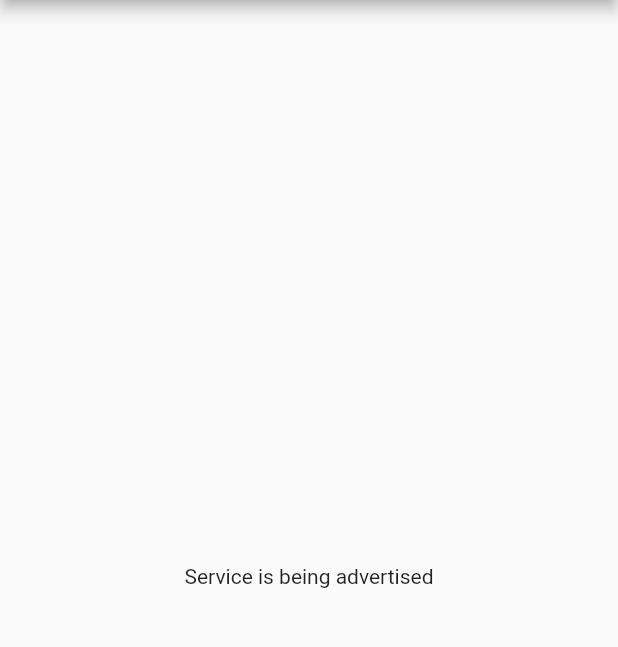
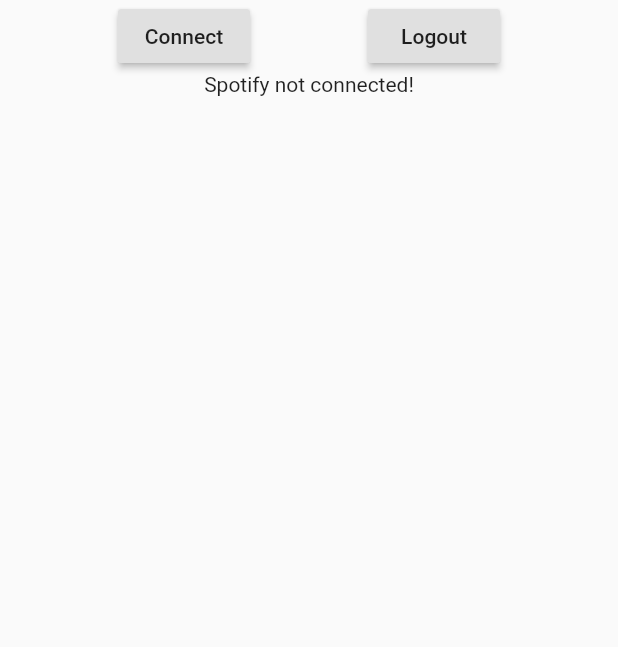
Before and after one commit to irfanbacker/musync, a Flutter app: the screen it shows after launch, after a tap on "Host", on a phone screen of 412 x 824 dp, the part 84-731 px from its top. Run offline on Flutter 3.47's test engine with Material 2 defaults, Android fonts, the phone set to English and light mode, and no system bars; our stand-ins replace flutter_dotenv, shared_preferences; missing offline and left inert: spotify_sdk.

Commit message:
Basic Spotify player integrated

```diff
--- a/lib/Pages/client.dart
+++ b/lib/Pages/client.dart
@@ -2,8 +2,8 @@ import 'package:flutter/material.dart';
 import 'package:musync/nsd_service.dart';
 
 class NsdClient extends StatefulWidget {
-  String serviceType;
-  String serviceName;
+  final String serviceType;
+  final String serviceName;
 
   NsdClient({this.serviceName, this.serviceType});
 
--- a/lib/Pages/host.dart
+++ b/lib/Pages/host.dart
@@ -1,26 +1,40 @@
+import 'dart:async';
+
 import 'package:flutter/material.dart';
 import 'package:musync/nsd_service.dart';
+import 'package:musync/spotifyservice.dart';
+import 'package:musync/widgets/musicPlayer.dart';
 
-class NsdHost extends StatefulWidget {
-  String deviceName;
-  int port;
-  String serviceType;
-  String serviceName;
+class MusyncHost extends StatefulWidget {
+  final String deviceName;
+  final int port;
+  final String serviceType;
+  final String serviceName;
 
-  NsdHost({@required this.deviceName, @required this.port, this.serviceType, this.serviceName});
+  MusyncHost(
+      {@required this.deviceName,
+      @required this.port,
+      this.serviceType,
+      this.serviceName});
 
   @override
-  _NsdHostState createState() => _NsdHostState();
+  _MusyncHostState createState() => _MusyncHostState();
 }
 
-class _NsdHostState extends State<NsdHost> {
+class _MusyncHostState extends State<MusyncHost> {
   NetworkDiscovery nsdHost;
+  SpotifyService _spotifyService;
 
   @override
   void initState() {
     nsdHost = NetworkDiscovery();
+    _spotifyService = SpotifyService();
     //Passing NULL values for non-required fields takes default value
-    nsdHost.startAdvertise(deviceName: widget.deviceName, port: widget.port, serviceNameNSD: widget.serviceName, serviceTypeNSD: widget.serviceType);
+    nsdHost.startAdvertise(
+        deviceName: widget.deviceName,
+        port: widget.port,
+        serviceNameNSD: widget.serviceName,
+        serviceTypeNSD: widget.serviceType);
     super.initState();
   }
 
@@ -55,18 +69,14 @@ class _NsdHostState extends State<NsdHost> {
           title: Text("Service Host"),
           centerTitle: true,
         ),
-        body: Container(
-          padding: EdgeInsets.all(5.0),
-          child: Center(
-            child: Text("Service is being advertised"),
-          ),
-        ),
+        body: SpotifyPlayer(_spotifyService),
       ),
     );
   }
 
   @override
   void dispose() {
+    _spotifyService.logout();
     nsdHost.stopAdvertise();
     super.dispose();
   }
--- a/lib/main.dart
+++ b/lib/main.dart
@@ -2,11 +2,12 @@ import 'package:flutter/material.dart';
 import 'package:flutter/services.dart';
 import 'package:musync/Pages/host.dart';
 import 'package:musync/Pages/client.dart';
-import 'package:musync/Pages/spotifyplayer.dart';
+import 'package:musync/spotifyservice.dart';
 import 'package:shared_preferences/shared_preferences.dart';
 
 void main() {
-  SystemChrome.setSystemUIOverlayStyle(SystemUiOverlayStyle(statusBarColor: Colors.transparent));
+  SystemChrome.setSystemUIOverlayStyle(
+      SystemUiOverlayStyle(statusBarColor: Colors.transparent));
   runApp(MyApp());
 }
 
@@ -17,6 +18,9 @@ class MyApp extends StatelessWidget {
       title: 'Flutter NSD Service',
       theme: ThemeData(
         primarySwatch: Colors.blue,
+        appBarTheme: AppBarTheme(
+            elevation: 0.0,
+        ),
         visualDensity: VisualDensity.adaptivePlatformDensity,
       ),
       home: Home(),
@@ -33,6 +37,7 @@ class _HomeState extends State<Home> {
   String deviceName;
   int port;
   SharedPreferences prefs;
+  SpotifyService spotifyService;
 
   @override
   void initState() {
@@ -53,9 +58,8 @@ class _HomeState extends State<Home> {
   @override
   Widget build(BuildContext context) {
     return Scaffold(
-      backgroundColor: Colors.grey[300],
       appBar: AppBar(
-        title: Text("NSD Example App"),
+        title: Text("Musync"),
         actions: <Widget>[
           IconButton(
             icon: Icon(Icons.settings),
@@ -70,32 +74,24 @@ class _HomeState extends State<Home> {
           mainAxisAlignment: MainAxisAlignment.center,
           children: <Widget>[
             RaisedButton(
-              color: Colors.blue[300],
               onPressed: () {
                 Navigator.of(context).push(MaterialPageRoute(
-                    builder: (context) => NsdHost(
+                    builder: (context) => MusyncHost(
                           deviceName: deviceName,
                           port: port,
                         )));
               },
               child: Text('Host'),
             ),
-            SizedBox(height: 50,),
+            SizedBox(
+              height: 100,
+            ),
             RaisedButton(
-              color: Colors.blue[300],
               onPressed: () {
                 Navigator.of(context)
                     .push(MaterialPageRoute(builder: (context) => NsdClient()));
               },
               child: Text('Client'),
-            ),
-            SizedBox(height: 50,),
-            RaisedButton(
-              color: Colors.blue[300],
-              onPressed: () async {
-                await getAuthenticationToken();
-              },
-              child: Text('Spotify'),
             ),
           ],
         ),
@@ -121,8 +117,8 @@ class _HomeState extends State<Home> {
                       TextFormField(
                         decoration: InputDecoration(labelText: "Device name"),
                         initialValue: deviceName,
-                        validator: (val){
-                          if(val.isEmpty) return "Device name cannot be empty";
+                        validator: (val) {
+                          if (val.isEmpty) return "Device name cannot be empty";
                           return null;
                         },
                         onSaved: (val) {
@@ -136,9 +132,10 @@ class _HomeState extends State<Home> {
                       TextFormField(
                         decoration: InputDecoration(labelText: "Service port"),
                         initialValue: port.toString(),
-                        keyboardType: TextInputType.numberWithOptions(signed: false, decimal: false),
-                        validator: (val){
-                          if(val.isEmpty) return "Port cannot be empty";
+                        keyboardType: TextInputType.numberWithOptions(
+                            signed: false, decimal: false),
+                        validator: (val) {
+                          if (val.isEmpty) return "Port cannot be empty";
                           return null;
                         },
                         onSaved: (val) {
@@ -152,7 +149,7 @@ class _HomeState extends State<Home> {
                       RaisedButton(
                         child: Text("Save"),
                         onPressed: () {
-                          if(_formKey.currentState.validate()){
+                          if (_formKey.currentState.validate()) {
                             _formKey.currentState.save();
                             Navigator.pop(context);
                           }
--- /dev/null
+++ b/lib/spotifyservice.dart
@@ -0,0 +1,105 @@
+import 'package:flutter/services.dart';
+import 'package:flutter_dotenv/flutter_dotenv.dart';
+import 'package:spotify_sdk/models/player_context.dart';
+import 'package:spotify_sdk/models/player_state.dart';
+import 'package:spotify_sdk/spotify_sdk.dart';
+
+class SpotifyService {
+  String _clientID;
+  String _redirectURL;
+  String _authToken;
+  bool _isConnected = false;
+
+  String get clientID => _clientID;
+  String get redirectURL => _redirectURL;
+  String get authToken => _authToken;
+
+  Future<void> getAuthenticationToken() async {
+    await DotEnv().load('.env');
+    _clientID = DotEnv().env['CLIENT_ID'];
+    _redirectURL = DotEnv().env['REDIRECT_URL'];
+    try {
+      _authToken = await SpotifySdk.getAuthenticationToken(
+          clientId: _clientID,
+          redirectUrl: _redirectURL,
+          scope: "app-remote-control, user-modify-playback-state, user-read-currently-playing"
+      );
+      print("Got a token: $_authToken");
+    } on PlatformException catch (e) {
+      print("${e.code}, message: ${e.message}");
+    } on MissingPluginException {
+      print("Function not implemented");
+    }
+  }
+
+  Future<bool> connectToSpotify() async {
+      try{
+        _isConnected = await SpotifySdk.connectToSpotifyRemote(clientId: _clientID, redirectUrl: _redirectURL);
+      } on PlatformException catch(e){
+        print("${e.code}, message: ${e.message}");
+      } on MissingPluginException {
+        print("Function not implemented");
+      }
+      return _isConnected;
+  }
+
+  Stream<PlayerState> getPlayerStateStream() {
+    return SpotifySdk.subscribePlayerState();
+  }
+
+  Future<void> resumePlayback() async {
+    if(_isConnected){
+      try{
+        await SpotifySdk.resume();
+      } on PlatformException catch(e){
+        print("${e.code}, message: ${e.message}");
+      } on MissingPluginException {
+        print("Function not implemented");
+      }
+    }
+    else print("Not connected!");
+  }
+
+  Future<void> pausePlayback() async {
+    if(_isConnected){
+      try{
+        await SpotifySdk.pause();
+      } on PlatformException catch(e){
+        print("${e.code}, message: ${e.message}");
+      } on MissingPluginException {
+        print("Function not implemented");
+      }
+    }
+    else print("Not connected!");
+  }
+
+  Stream<PlayerContext> subscribePlayerContext() {
+    if(_isConnected){
+      try{
+        return SpotifySdk.subscribePlayerContext();
+      } on PlatformException catch(e){
+        print("${e.code}, message: ${e.message}");
+      } on MissingPluginException {
+        print("Function not implemented");
+      }
+    }
+    else print("Not connected!");
+  }
+
+  Future<bool> logout() async {
+    if(_isConnected){
+      await pausePlayback();
+      try{
+        await SpotifySdk.logout();
+        _isConnected = false;
+      } on PlatformException {
+        print("Logout error");
+      } on MissingPluginException{
+        print("Function not implemented");
+      }
+    }
+    else print("Not already connected!");
+    return _isConnected;
+  }
+
+}
```
Also changed, not shown: lib/Pages/spotifyplayer.dart (deleted, +0 -19 lines), lib/widgets/musicPlayer.dart (added, +219 -0 lines).
